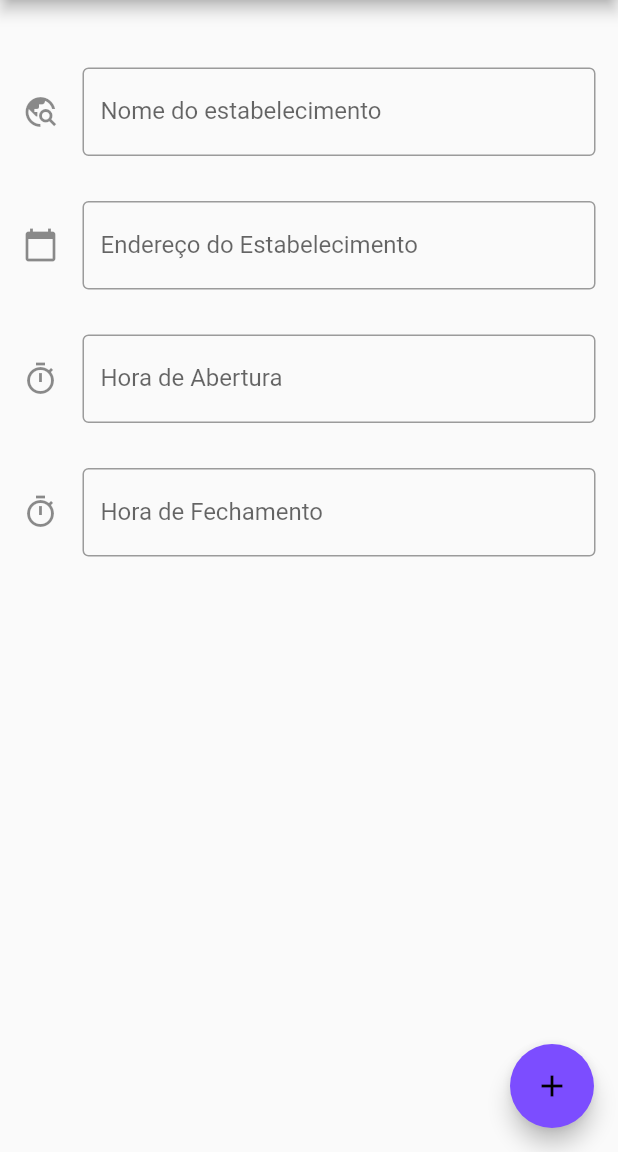
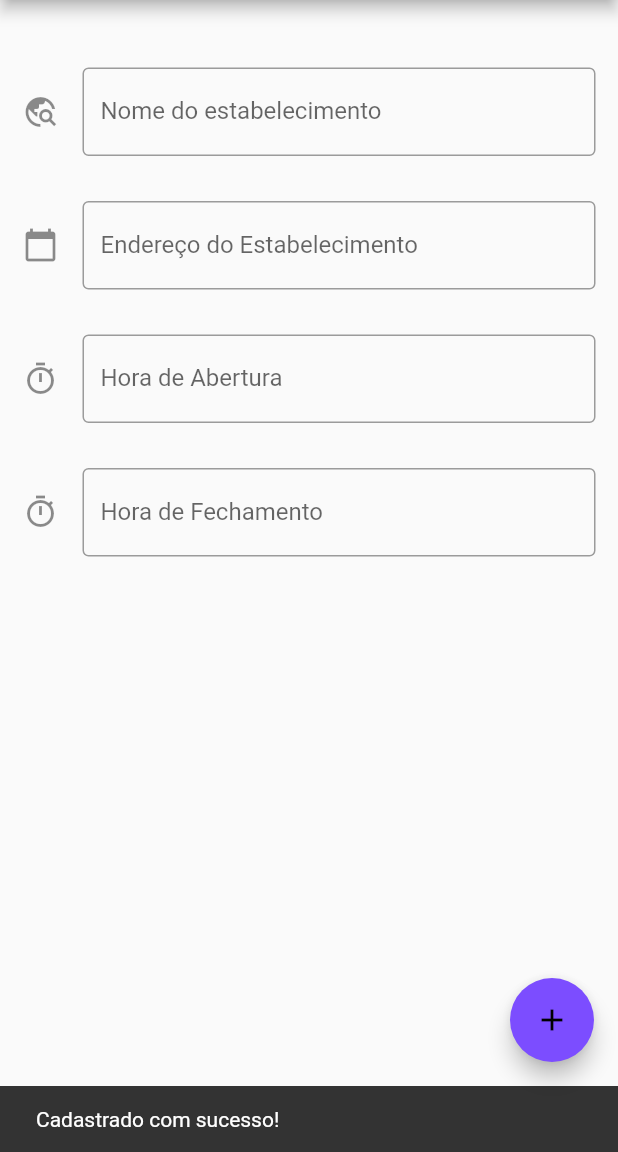
Before and after one commit to camileandrade/smart-buy, a Flutter app: the cadastroEstabelecimento screen opened directly, after a tap on the "add" icon, on a phone screen of 412 x 824 dp, the part 84-1236 px from its top. Run offline on Flutter 3.47's test engine with Material 2 defaults, Android fonts, the phone set to English and light mode, and no system bars.

Commit message:
Correção no cadastro de estabelecimentos

```diff
--- a/smart_buy/lib/HomePage.dart
+++ b/smart_buy/lib/HomePage.dart
@@ -1,6 +1,6 @@
 import 'package:flutter/material.dart';
-import 'package:smart_buy/models/cadastroEstabelecimentos.dart';
-import 'package:smart_buy/models/estabelecimentos.dart';
+import 'package:smart_buy/cadastroEstabelecimentos.dart';
+import 'package:smart_buy/estabelecimentos.dart';
 
 class HomePage extends StatefulWidget {
   const HomePage({super.key});
--- a/smart_buy/lib/models/cadastroEstabelecimentos.dart
+++ b/smart_buy/lib/cadastroEstabelecimentos.dart
@@ -15,6 +15,7 @@ class _cadastroEstabelecimentoState extends State<cadastroEstabelecimento> {
   TextEditingController _enderecoController = TextEditingController();
   TextEditingController _horaAberturaController = TextEditingController();
   TextEditingController _horaFechamentoController = TextEditingController();
+
   @override
   Widget build(BuildContext context) {
     return Scaffold(
@@ -37,6 +38,12 @@ class _cadastroEstabelecimentoState extends State<cadastroEstabelecimento> {
         onPressed: () {
           addEstabelecimento(_nomeController.text, _enderecoController.text,
               _horaAberturaController.text, _horaFechamentoController.text);
+          _nomeController.clear();
+          _enderecoController.clear();
+          _horaAberturaController.clear();
+          _horaFechamentoController.clear();
+          final snackBar = SnackBar(content: Text('Cadastrado com sucesso!'));
+          ScaffoldMessenger.of(context).showSnackBar(snackBar);
         },
       ),
     );
```
Also changed, not shown: smart_buy/lib/estabelecimentos.dart (renamed from smart_buy/lib/models/estabelecimentos.dart).
